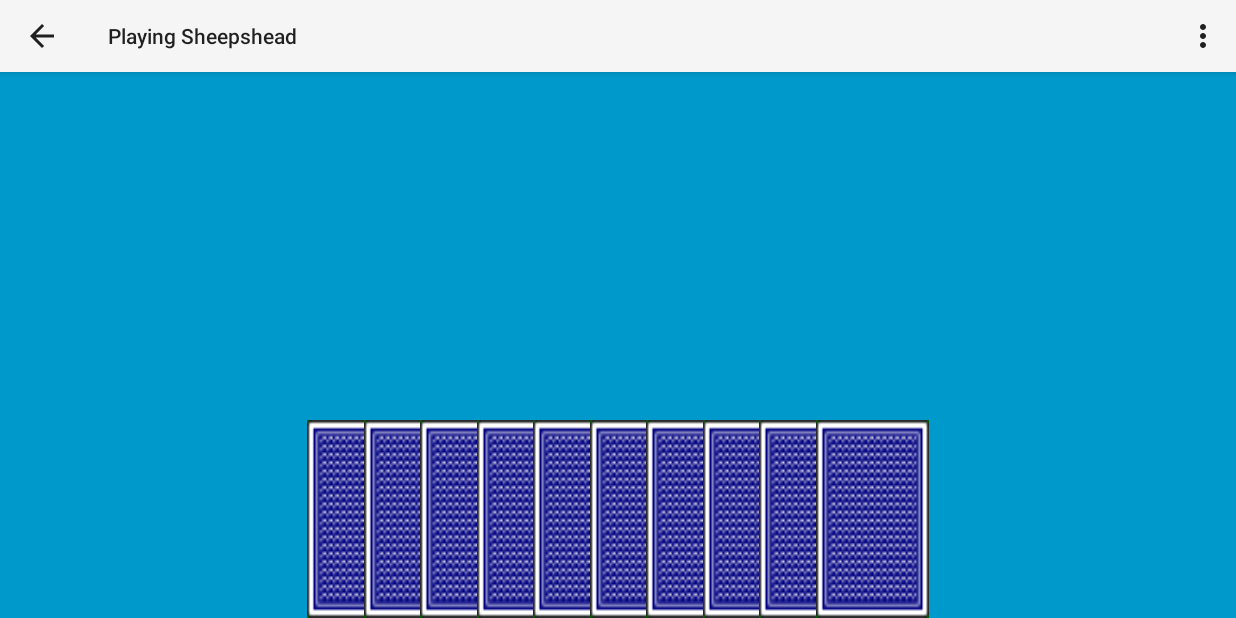
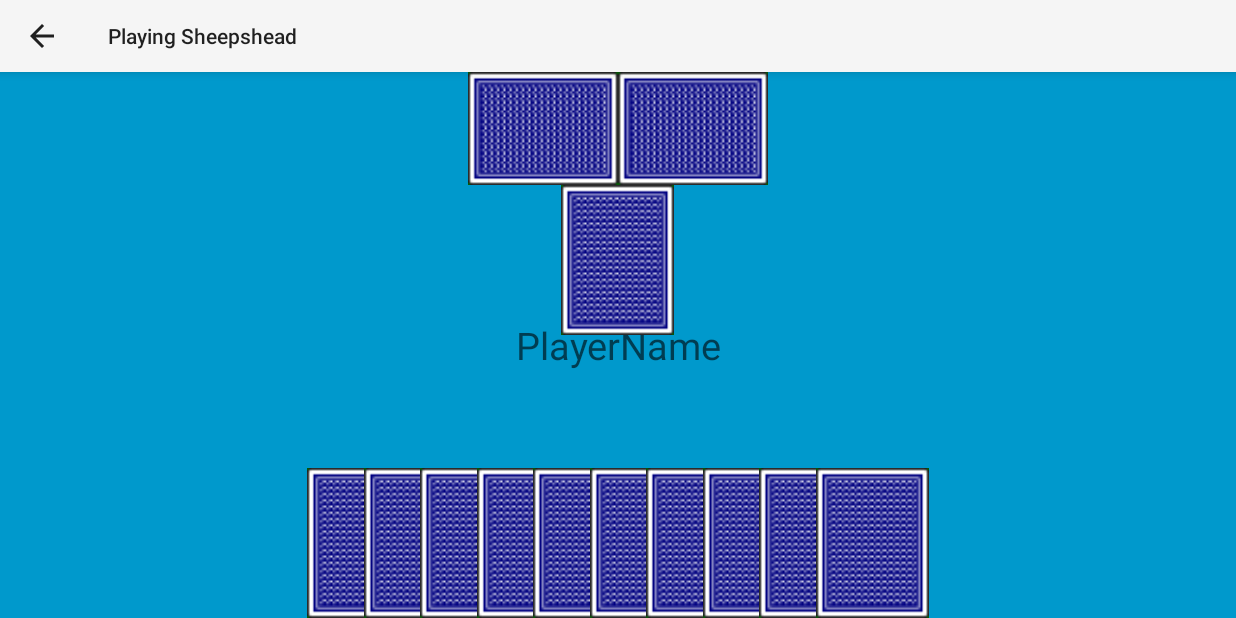
Before and after one commit to kasuboski/Sheepshead-Android, an Android app: the PlayingActivity screen opened directly, with no data from a screen before it, on a phone screen of 824 x 412 dp (held sideways). Run offline under Robolectric (Android 15) with nearby library versions, the phone set to English and light mode, and no system bars; 1 statement that could not run was skipped.

Commit message:
Added the cards in play and fixed layout issues with the cards in the hand.

```diff
--- a/sheepshead/src/main/java/com/JoshCorp/sheepshead/PlayingActivity.java
+++ b/sheepshead/src/main/java/com/JoshCorp/sheepshead/PlayingActivity.java
@@ -1,12 +1,13 @@
 package com.JoshCorp.sheepshead;
 
 import android.app.ActionBar;
+import android.content.Intent;
+import android.os.Bundle;
 import android.support.v7.app.ActionBarActivity;
-import android.os.Bundle;
 import android.view.Menu;
 import android.view.MenuItem;
 import android.view.View;
-import android.widget.ImageButton;
+import android.widget.TextView;
 
 import java.util.Random;
 
@@ -55,31 +56,16 @@ public class PlayingActivity extends ActionBarActivity {
 //        ImageButton card = (ImageButton)findViewById(view.getId());
 //        card.setBackgroundResource(cardDeck[randy.nextInt(cardDeck.length)]);
     }
+
     @Override
     protected void onCreate(Bundle savedInstanceState) {
         super.onCreate(savedInstanceState);
         ActionBar actionBar = getActionBar();
         actionBar.hide();
         setContentView(R.layout.activity_playing);
-    }
-
-
-    @Override
-    public boolean onCreateOptionsMenu(Menu menu) {
-        // Inflate the menu; this adds items to the action bar if it is present.
-        getMenuInflater().inflate(R.menu.playing, menu);
-        return true;
-    }
-
-    @Override
-    public boolean onOptionsItemSelected(MenuItem item) {
-        // Handle action bar item clicks here. The action bar will
-        // automatically handle clicks on the Home/Up button, so long
-        // as you specify a parent activity in AndroidManifest.xml.
-        int id = item.getItemId();
-        if (id == R.id.action_settings) {
-            return true;
-        }
-        return super.onOptionsItemSelected(item);
+        Intent intent = getIntent();
+        String message = intent.getStringExtra(WelcomeScreenActivity.PLAYER_NAME);
+        TextView playerName = (TextView)findViewById(R.id.PlayerName);
+        playerName.setText(message);
     }
 }
--- a/sheepshead/src/main/res/layout/activity_playing.xml
+++ b/sheepshead/src/main/res/layout/activity_playing.xml
@@ -7,7 +7,7 @@
 
     <RelativeLayout
         android:layout_width="wrap_content"
-        android:layout_height="132dp"
+        android:layout_height="wrap_content"
         android:layout_gravity="center_horizontal|bottom">
 
     <ImageButton
@@ -21,7 +21,8 @@
         android:scaleType="fitCenter"
         android:background="@drawable/b1fv"
         android:minWidth="75dp"
-            android:minHeight="200dp" />
+        android:minHeight="100dp"
+        android:layout_centerVertical="true" />
     <ImageButton
         android:onClick="getCard"
         android:layout_width="wrap_content"
@@ -33,11 +34,12 @@
         android:scaleType="fitCenter"
         android:background="@drawable/b1fv"
         android:minWidth="75dp"
-            android:minHeight="200dp"
+        android:minHeight="100dp"
         android:layout_alignParentTop="true"
         android:layout_alignParentLeft="true"
         android:layout_alignParentStart="true"
-            android:layout_marginLeft="38dp" />
+        android:layout_marginLeft="38dp"
+        android:layout_centerVertical="true" />
     <ImageButton
         android:onClick="getCard"
         android:layout_width="wrap_content"
@@ -49,9 +51,10 @@
         android:scaleType="fitCenter"
         android:background="@drawable/b1fv"
         android:minWidth="75dp"
-            android:minHeight="200dp"
+        android:minHeight="100dp"
         android:layout_alignParentTop="true"
-            android:layout_toRightOf="@+id/imageButton1" />
+        android:layout_toRightOf="@+id/imageButton1"
+        android:layout_centerVertical="true" />
     <ImageButton
         android:onClick="getCard"
         android:layout_width="wrap_content"
@@ -63,9 +66,10 @@
         android:scaleType="fitCenter"
         android:background="@drawable/b1fv"
         android:minWidth="75dp"
-            android:minHeight="200dp"
+        android:minHeight="100dp"
         android:layout_alignParentTop="true"
-            android:layout_toRightOf="@+id/imageButton2" />
+        android:layout_toRightOf="@+id/imageButton2"
+        android:layout_centerVertical="true" />
     <ImageButton
         android:onClick="getCard"
         android:layout_width="wrap_content"
@@ -77,9 +81,10 @@
         android:scaleType="fitCenter"
         android:background="@drawable/b1fv"
         android:minWidth="75dp"
-            android:minHeight="200dp"
+        android:minHeight="100dp"
         android:layout_alignParentTop="true"
-            android:layout_toRightOf="@+id/imageButton3" />
+        android:layout_toRightOf="@+id/imageButton3"
+        android:layout_centerVertical="true" />
 
     <ImageButton
         android:onClick="getCard"
@@ -92,7 +97,7 @@
         android:scaleType="fitCenter"
         android:background="@drawable/b1fv"
         android:minWidth="75dp"
-            android:minHeight="200dp"
+        android:minHeight="100dp"
         android:layout_centerVertical="true"
         android:layout_toRightOf="@+id/imageButton4" />
 
@@ -107,9 +112,10 @@
         android:scaleType="fitCenter"
         android:background="@drawable/b1fv"
         android:minWidth="75dp"
-            android:minHeight="200dp"
+        android:minHeight="100dp"
         android:layout_alignParentTop="true"
-            android:layout_toRightOf="@+id/imageButton5" />
+        android:layout_toRightOf="@+id/imageButton5"
+        android:layout_centerVertical="true" />
 
     <ImageButton
         android:onClick="getCard"
@@ -122,7 +128,7 @@
         android:scaleType="fitCenter"
         android:background="@drawable/b1fv"
         android:minWidth="75dp"
-            android:minHeight="200dp"
+        android:minHeight="100dp"
         android:layout_centerVertical="true"
         android:layout_toRightOf="@+id/imageButton6" />
 
@@ -137,7 +143,7 @@
         android:scaleType="fitCenter"
         android:background="@drawable/b1fv"
         android:minWidth="75dp"
-            android:minHeight="200dp"
+        android:minHeight="100dp"
         android:layout_centerVertical="true"
         android:layout_toRightOf="@+id/imageButton7" />
 
@@ -152,10 +158,67 @@
         android:scaleType="fitCenter"
         android:background="@drawable/b1fv"
         android:minWidth="75dp"
-            android:minHeight="200dp"
+        android:minHeight="100dp"
         android:layout_centerVertical="true"
         android:layout_toRightOf="@+id/imageButton8"
         android:cropToPadding="false" />
     </RelativeLayout>
 
+    <TextView
+        android:layout_width="wrap_content"
+        android:layout_height="wrap_content"
+        android:text="Josh"
+        android:id="@+id/PlayerName"
+        android:layout_gravity="center"
+        android:hint="PlayerName"
+        android:textSize="25dp"
+        android:textIsSelectable="true"
+        android:textAlignment="gravity"
+        android:editable="false"
+        android:enabled="false"
+        android:gravity="center_horizontal" />
+
+    <TableLayout
+        android:layout_width="wrap_content"
+        android:layout_height="wrap_content"
+        android:layout_gravity="center_horizontal|top">
+
+        <TableRow
+            android:layout_width="fill_parent"
+            android:layout_height="fill_parent">
+
+            <ImageView
+                android:layout_width="wrap_content"
+                android:layout_height="wrap_content"
+                android:id="@+id/imageView"
+                android:background="@drawable/b1fh"
+                android:minWidth="100dp"
+                android:minHeight="75dp" />
+
+            <ImageView
+                android:layout_width="wrap_content"
+                android:layout_height="wrap_content"
+                android:id="@+id/imageView2"
+                android:background="@drawable/b1fh"
+                android:minWidth="100dp"
+                android:minHeight="75dp" />
+        </TableRow>
+
+        <TableRow
+            android:layout_width="fill_parent"
+            android:layout_height="fill_parent">
+
+            <ImageView
+                android:layout_width="wrap_content"
+                android:layout_height="wrap_content"
+                android:id="@+id/imageView3"
+                android:background="@drawable/b1fv"
+                android:minWidth="75dp"
+                android:minHeight="100dp"
+                android:layout_gravity="center_horizontal"
+                android:textAlignment="center"
+                android:layout_span="2" />
+        </TableRow>
+    </TableLayout>
+
 </FrameLayout>
```
Lines whose indentation alone changed are shown as unchanged.
